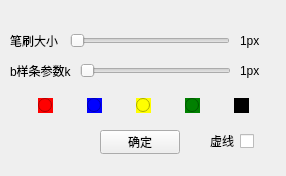
54dbd/ComputerGraphics2022, file Graphics_QT/configwindow.ui: the form before one commit.
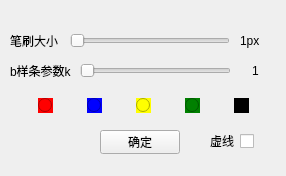
The form after the commit.

Commit message: fix: change bspline setting ui

```diff
--- a/Graphics_QT/configwindow.ui
+++ b/Graphics_QT/configwindow.ui
@@ -247,7 +247,10 @@
     </rect>
    </property>
    <property name="text">
-    <string>1px</string>
+    <string>1</string>
+   </property>
+   <property name="alignment">
+    <set>Qt::AlignCenter</set>
    </property>
   </widget>
  </widget>
```
The commit also changes 1 other file.
